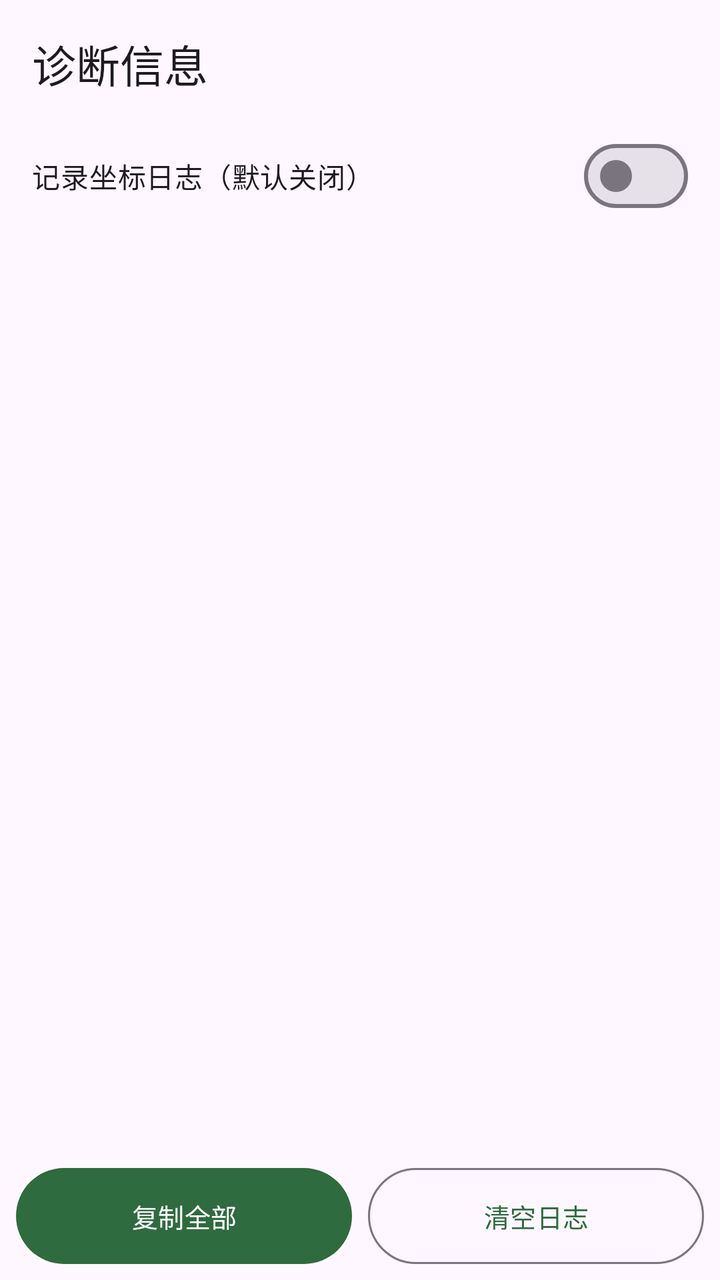
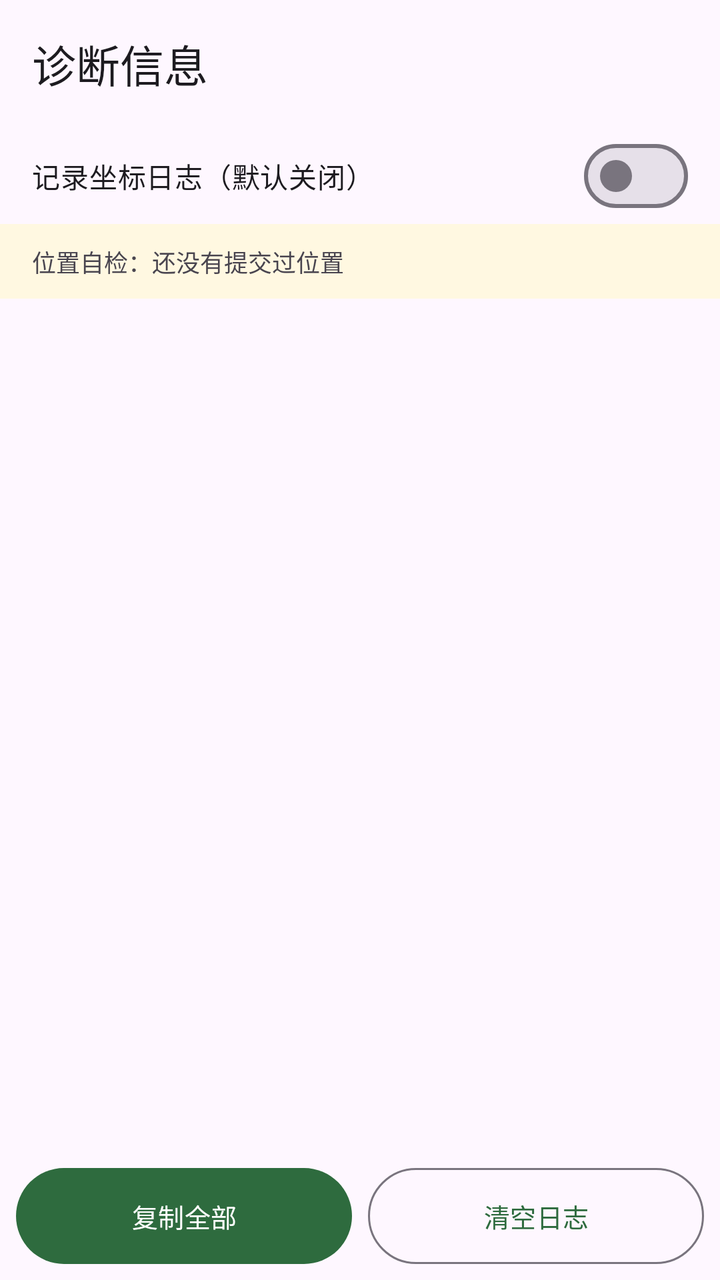

Before-and-after screenshots of an Android layout around one commit, followed by the original layout XML and the change that was made.
<!-- AndroidManifest.xml: application theme Theme.RouteWorkshop -->
<!-- res/layout/activity_diagnostics.xml -->
<?xml version="1.0" encoding="utf-8"?>
<LinearLayout xmlns:android="http://schemas.android.com/apk/res/android"
    xmlns:app="http://schemas.android.com/apk/res-auto"
    android:layout_width="match_parent"
    android:layout_height="match_parent"
    android:orientation="vertical">

    <com.google.android.material.appbar.MaterialToolbar
        android:id="@+id/toolbar"
        android:layout_width="match_parent"
        android:layout_height="wrap_content"
        android:background="?attr/colorSurface"
        android:minHeight="?attr/actionBarSize"
        app:title="@string/diagnostics_title" />

    <com.google.android.material.materialswitch.MaterialSwitch
        android:id="@+id/switchCoordinates"
        android:layout_width="match_parent"
        android:layout_height="wrap_content"
        android:paddingHorizontal="16dp"
        android:paddingVertical="8dp"
        android:text="@string/diagnostics_coordinate_log" />

    <ScrollView
        android:layout_width="match_parent"
        android:layout_height="0dp"
        android:layout_weight="1"
        android:paddingHorizontal="16dp">

        <TextView
            android:id="@+id/textReport"
            android:layout_width="match_parent"
            android:layout_height="wrap_content"
            android:fontFamily="monospace"
            android:paddingVertical="8dp"
            android:textIsSelectable="true"
            android:textSize="12sp" />
    </ScrollView>

    <LinearLayout
        android:layout_width="match_parent"
        android:layout_height="wrap_content"
        android:orientation="horizontal"
        android:padding="8dp">

        <com.google.android.material.button.MaterialButton
            android:id="@+id/buttonCopy"
            android:layout_width="0dp"
            android:layout_height="wrap_content"
            android:layout_weight="1"
            android:insetTop="0dp"
            android:insetBottom="0dp"
            android:text="@string/diagnostics_copy"
            android:textSize="13sp" />

        <com.google.android.material.button.MaterialButton
            android:id="@+id/buttonClearLog"
            style="@style/Widget.Material3.Button.OutlinedButton"
            android:layout_width="0dp"
            android:layout_height="wrap_content"
            android:layout_marginStart="8dp"
            android:layout_weight="1"
            android:insetTop="0dp"
            android:insetBottom="0dp"
            android:text="@string/diagnostics_clear_log"
            android:textSize="13sp" />
    </LinearLayout>
</LinearLayout>
<!-- resources referenced by this layout -->
<resources>
  <string name="diagnostics_clear_log">清空日志</string>
  <string name="diagnostics_coordinate_log">记录坐标日志（默认关闭）</string>
  <string name="diagnostics_copy">复制全部</string>
  <string name="diagnostics_title">诊断信息</string>
  <style name="Theme.RouteWorkshop" parent="Theme.Material3.DayNight.NoActionBar">
          <item name="colorPrimary">@color/brand_primary</item>
          <item name="colorOnPrimary">@color/brand_on_primary</item>
          <item name="colorPrimaryContainer">@color/brand_primary_container</item>
          <item name="colorSecondary">@color/brand_secondary</item>
          <item name="android:statusBarColor" tools:targetApi="21">?attr/colorSurface</item>
      </style>
  <color name="brand_primary">#2E6B3E</color>
  <color name="brand_on_primary">#FFFFFF</color>
  <color name="brand_primary_container">#B5F2BB</color>
  <color name="brand_secondary">#52634F</color>
</resources>

<!-- the commit's change to res/layout/activity_diagnostics.xml (unified diff, before → after) -->
@@ -20,6 +20,17 @@
         android:paddingHorizontal="16dp"
         android:paddingVertical="8dp"
         android:text="@string/diagnostics_coordinate_log" />
+
+    <TextView
+        android:id="@+id/textSelfCheck"
+        android:layout_width="match_parent"
+        android:layout_height="wrap_content"
+        android:background="#FFF8E1"
+        android:paddingHorizontal="16dp"
+        android:paddingVertical="10dp"
+        android:text="@string/self_check_idle"
+        android:textIsSelectable="true"
+        android:textSize="12sp" />
 
     <ScrollView
         android:layout_width="match_parent"
<!-- resource entries referenced after the edit -->
@@ -4,6 +4,7 @@
   <string name="diagnostics_coordinate_log">记录坐标日志（默认关闭）</string>
   <string name="diagnostics_copy">复制全部</string>
   <string name="diagnostics_title">诊断信息</string>
+  <string name="self_check_idle">位置自检：还没有提交过位置</string>
   <style name="Theme.RouteWorkshop" parent="Theme.Material3.DayNight.NoActionBar">
           <item name="colorPrimary">@color/brand_primary</item>
           <item name="colorOnPrimary">@color/brand_on_primary</item>
